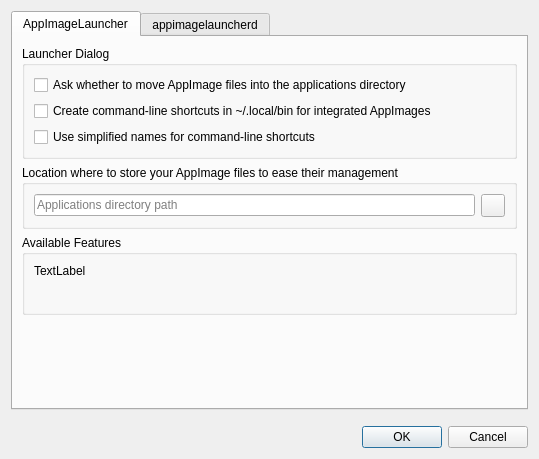
Nanolx/AppImageLauncher, file src/ui/settings_dialog.ui: the form before one commit.
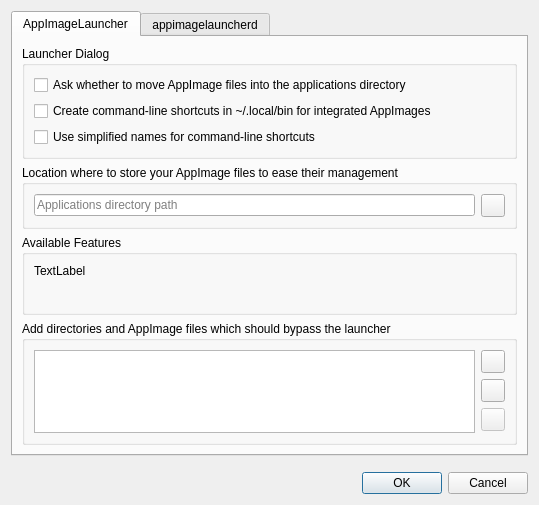
The form after the commit. The open tabs and pages were chosen to show the change. Icons and pictures are not drawn.

```diff
--- a/src/ui/settings_dialog.ui
+++ b/src/ui/settings_dialog.ui
@@ -146,6 +146,71 @@
          </layout>
         </widget>
        </item>
+       <item>
+        <widget class="QGroupBox" name="excludeGroupBox">
+         <property name="locale">
+          <locale language="English" country="UnitedStates"/>
+         </property>
+         <property name="title">
+          <string>Add directories and AppImage files which should bypass the launcher</string>
+         </property>
+         <layout class="QHBoxLayout" name="horizontalLayout_3">
+          <item>
+           <widget class="QListWidget" name="excludeListWidget"/>
+          </item>
+          <item>
+           <layout class="QVBoxLayout" name="excludeButtonsLayout">
+            <item>
+             <widget class="QToolButton" name="excludeAddFileButton">
+              <property name="toolTip">
+               <string>Add new files to list</string>
+              </property>
+              <property name="icon">
+               <iconset theme="document-new"/>
+              </property>
+             </widget>
+            </item>
+            <item>
+             <widget class="QToolButton" name="excludeAddDirectoryButton">
+              <property name="toolTip">
+               <string>Add new directories to list</string>
+              </property>
+              <property name="icon">
+               <iconset theme="folder-new"/>
+              </property>
+             </widget>
+            </item>
+            <item>
+             <widget class="QToolButton" name="excludeRemoveButton">
+              <property name="enabled">
+               <bool>false</bool>
+              </property>
+              <property name="toolTip">
+               <string>Remove selected entry from list</string>
+              </property>
+              <property name="icon">
+               <iconset theme="list-remove"/>
+              </property>
+             </widget>
+            </item>
+            <item>
+             <spacer name="excludeVerticalSpacer">
+              <property name="orientation">
+               <enum>Qt::Vertical</enum>
+              </property>
+              <property name="sizeHint" stdset="0">
+               <size>
+                <width>15</width>
+                <height>13</height>
+               </size>
+              </property>
+             </spacer>
+            </item>
+           </layout>
+          </item>
+         </layout>
+        </widget>
+       </item>
        <item>
         <spacer name="verticalSpacer">
          <property name="orientation">
```
